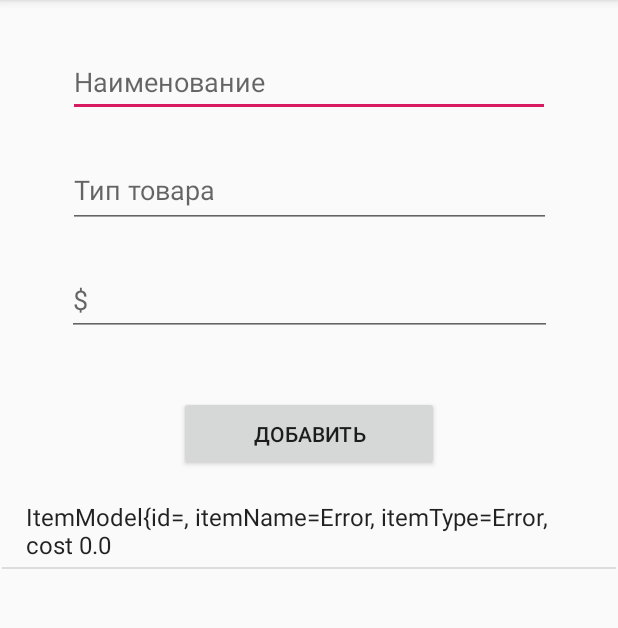
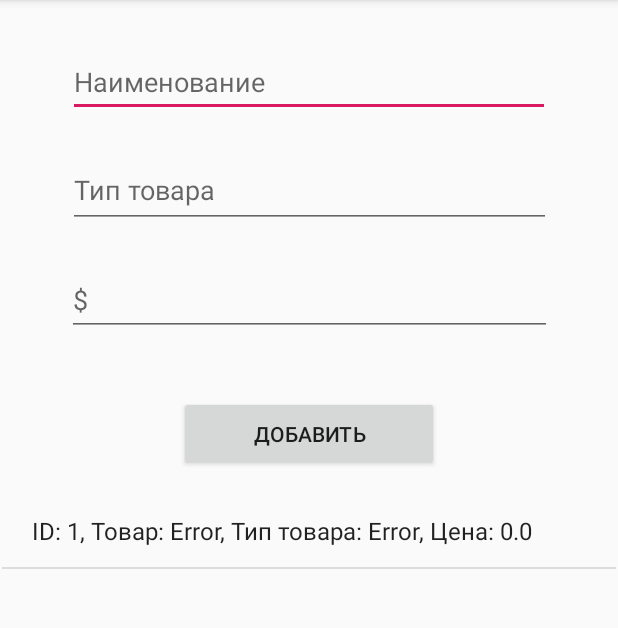
Before and after one commit to anthropomorphous/lab-items-db, an Android app: the screen it shows after launch (MainActivity), after a tap on "ДОБАВИТЬ", on a phone screen of 412 x 824 dp, the part 84-712 px from its top. Run offline under Robolectric (Android 15) with nearby library versions, the phone set to English and light mode, and no system bars.

Commit message:
Small fixes plus Editing added

```diff
--- a/app/src/main/java/com/example/itemsdb/ItemModel.java
+++ b/app/src/main/java/com/example/itemsdb/ItemModel.java
@@ -21,11 +21,10 @@ public class ItemModel {
     @NonNull
     @Override
     public String toString() {
-        return "ItemModel{" +
-                "id=" +
-                ", itemName=" + itemName +
-                ", itemType=" + itemType +
-                ", cost " + cost;
+        return " ID: " + id +
+                ", Товар: " + itemName +
+                ", Тип товара: " + itemType +
+                ", Цена: " + cost;
     }
 
     public int getId() {
```
Also changed, not shown: app/src/main/java/com/example/itemsdb/DBHelper.java (+13 -0 lines), app/src/main/java/com/example/itemsdb/MainActivity.java (+19 -4 lines).
